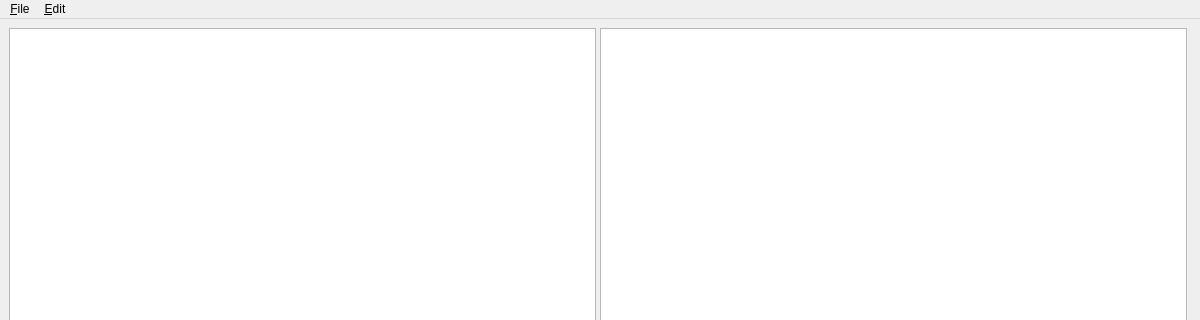
Qt form src/ui/main_window.ui (Taron686/drawsvg-ui) before a commit; both pictures show x 0 to 1200 and y 0 to 320 of the 1200 by 800 pixel window.
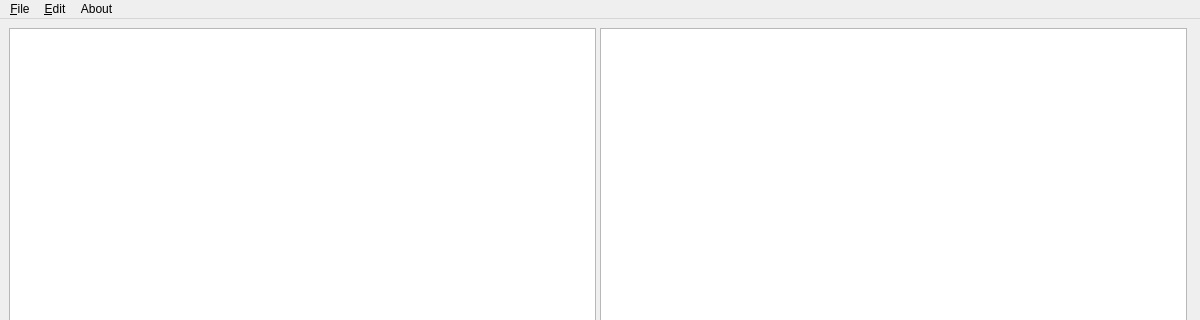
The same form after that commit.

Commit message: Info Version Panel added

```diff
--- a/src/ui/main_window.ui
+++ b/src/ui/main_window.ui
@@ -85,8 +85,15 @@
     <addaction name="actionClear_canvas"/>
     <addaction name="actionShow_grid"/>
    </widget>
+   <widget class="QMenu" name="menuAbout">
+    <property name="title">
+     <string>About</string>
+    </property>
+    <addaction name="actionInfo"/>
+   </widget>
    <addaction name="menuFile"/>
    <addaction name="menuEdit"/>
+   <addaction name="menuAbout"/>
   </widget>
   <widget class="QStatusBar" name="statusbar"/>
   <action name="actionLoad_drawsvg_py">
```
Left out of the diff: 13 changed lines with no effect on the pictures. The commit also changes 6 other files.
